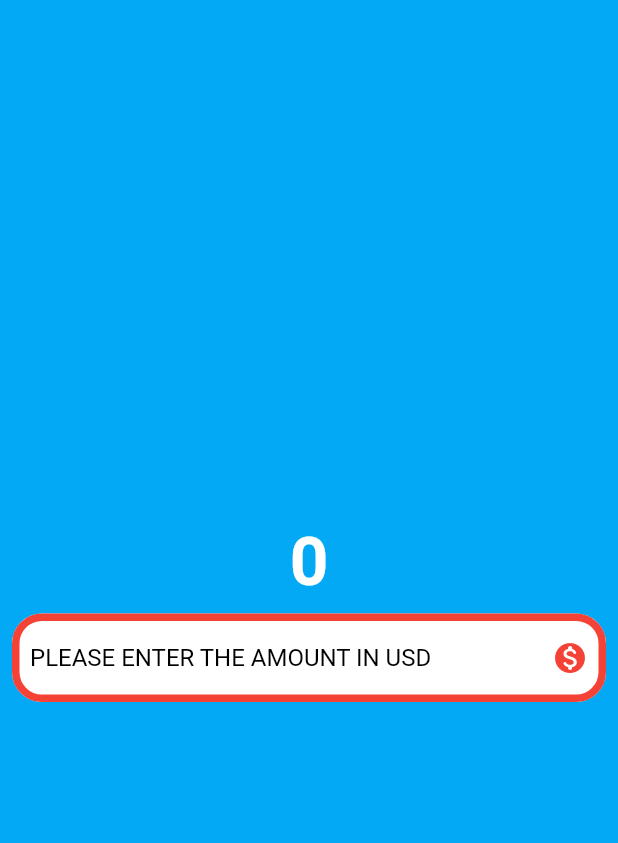
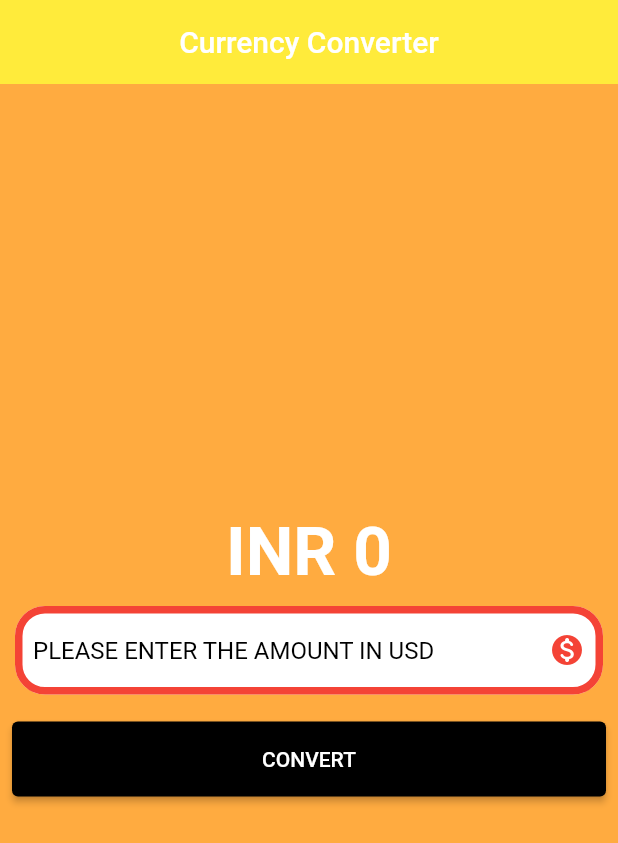
Before and after one commit to prasadraje3600/flutter-projects, a Flutter app: the screen it shows after launch, on a phone screen of 412 x 824 dp. Shown: the top 843 px of the screen. Run offline on Flutter 3.47's test engine with Material 2 defaults, Android fonts, the light colour scheme and no system bars.

Commit message:
currencyapp

```diff
--- a/shopingapp/lib/currency_converter_app.dart
+++ b/shopingapp/lib/currency_converter_app.dart
@@ -1,10 +1,34 @@
+// import 'package:flutter/foundation.dart';
 import 'package:flutter/material.dart';
-import 'package:flutter/widgets.dart';
 
-class CurrencyConverterMaterialPage extends StatelessWidget {
+// import 'package:flutter/widgets.dart';
+// double result = 0;
+
+class CurrencyConverterMaterialPage extends StatefulWidget {
   const CurrencyConverterMaterialPage({super.key});
+  // print("constructor");
+  @override
+  State<CurrencyConverterMaterialPage> createState() =>
+      _CurrencyConverterMaterialPageState();
+}
+
+// _CurrencyConverterMaterialPageState();
+class _CurrencyConverterMaterialPageState
+    extends State<CurrencyConverterMaterialPage> {
+  double result = 0;
+
+  final TextEditingController textEditingController = TextEditingController();
+  // @override
+  // void initState() {
+  //   super.initState();
+  //   print('rebuilt');
+  // }
+
   @override
   Widget build(BuildContext context) {
+    // print("build fn");
+    // double result = 0;
+    // final TextEditingController textEditingController = TextEditingController();
     final border = OutlineInputBorder(
       borderSide: const BorderSide(
           color: Colors.red, width: 5.0, style: BorderStyle.solid),
@@ -12,22 +36,32 @@ class CurrencyConverterMaterialPage extends StatelessWidget {
       borderRadius: BorderRadius.circular(20),
     );
     return Scaffold(
-      backgroundColor: Colors.lightBlue,
+      backgroundColor: Colors.orangeAccent,
+      appBar: AppBar(
+        backgroundColor: Colors.yellow,
+        elevation: 0,
+        title: const Text("Currency Converter"),
+        centerTitle: true,
+      ),
       body: Center(
         child: Column(
           mainAxisAlignment: MainAxisAlignment.center,
           children: [
-            const Text(
-              "0",
-              style: TextStyle(
+            // int => string integervalue.toStirng()
+            //  string  => int int.parse(stringvalue)
+            Text(
+              "INR ${result != 0 ? result.toStringAsFixed(3) : result.toStringAsFixed(0)}",
+              style: const TextStyle(
                 fontSize: 45,
                 fontWeight: FontWeight.bold,
                 color: Color.fromARGB(255, 255, 255, 255),
               ),
             ),
             Padding(
-              padding: const EdgeInsets.all(8.0),
+              padding: const EdgeInsets.all(10.0),
+              // margin: const EdgeInsets.all(10.0),
               child: TextField(
+                controller: textEditingController,
                 style: const TextStyle(
                   color: Colors.black,
                 ),
@@ -48,6 +82,26 @@ class CurrencyConverterMaterialPage extends StatelessWidget {
                 ),
               ),
             ),
+            // button
+            // raised
+            // appears like a text
+            Padding(
+              padding: const EdgeInsets.all(8.0),
+              child: ElevatedButton(
+                onPressed: () {
+                  result = double.parse(textEditingController.text) * 81;
+                  setState(() {});
+                  // build(context);
+                },
+                style: ElevatedButton.styleFrom(
+                  // elevation: MaterialStatePropertyAll(50),
+                  backgroundColor: Colors.black,
+                  foregroundColor: Colors.white,
+                  minimumSize: const Size(double.infinity, 50),
+                ),
+                child: const Text("CONVERT"),
+              ),
+            ),
           ],
         ),
       ),
--- a/shopingapp/lib/main.dart
+++ b/shopingapp/lib/main.dart
@@ -4,7 +4,6 @@ import 'package:shopingapp/currency_converter_app.dart';
 
 void main() {
   runApp(const MyApp());
-
 }
 
 //  Types of widgets
@@ -21,9 +20,9 @@ class MyApp extends StatelessWidget {
 
   @override
   Widget build(BuildContext context) {
-    return MaterialApp(
-      home:CurrencyConverterMaterialPage(),
-        );
-
+    return const MaterialApp(
+      home: CurrencyConverterMaterialPage(),
+      debugShowCheckedModeBanner: false,
+    );
   }
 }
```
